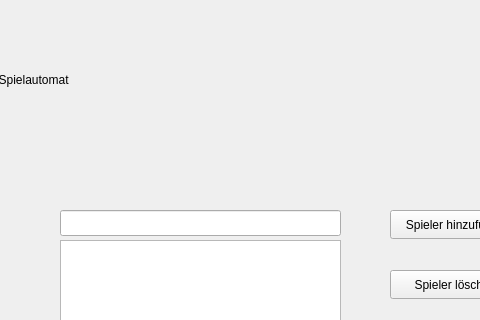
Qt form mainwindow.ui (TreutleTobias/Spielautomat) before a commit; both pictures show x 160 to 640 and y 0 to 320 of the 800 by 600 pixel window.
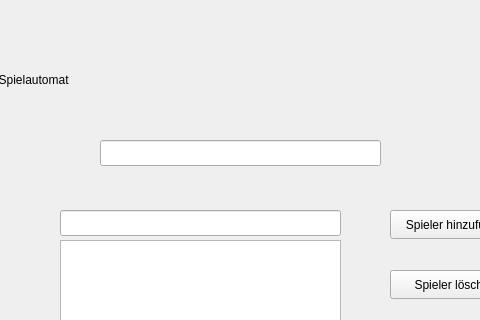
The same form after that commit.

Commit message: remove Item

```diff
--- a/mainwindow.ui
+++ b/mainwindow.ui
@@ -125,6 +125,16 @@
      </rect>
     </property>
    </widget>
+   <widget class="QLineEdit" name="Test">
+    <property name="geometry">
+     <rect>
+      <x>260</x>
+      <y>140</y>
+      <width>281</width>
+      <height>26</height>
+     </rect>
+    </property>
+   </widget>
   </widget>
   <widget class="QMenuBar" name="menubar">
    <property name="geometry">
```
The commit also changes 2 other files.
